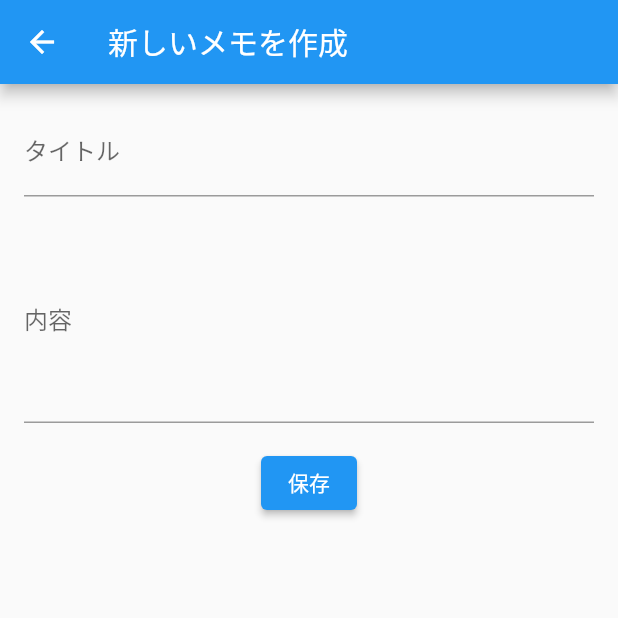
After one commit to kame22max/memo, a Flutter app: the MemoCreateScreen screen opened directly, on a phone screen of 412 x 824 dp, the top half of it. The commit adds this screen. Run offline on Flutter 3.47's test engine with Material 2 defaults, Android fonts, the phone set to English and light mode, and no system bars; our stand-ins replace shared_preferences; accounts and stored records are empty; statements that could not run were skipped.

Commit message:
リストの作成

```diff
--- /dev/null
+++ b/lib/add_memo_page.dart
@@ -0,0 +1,77 @@
+import 'package:flutter/material.dart';
+import 'package:provider/provider.dart';
+
+class Memo {
+  String title;
+  String content;
+
+  Memo({required this.title, required this.content});
+}
+
+class MemoListProvider extends ChangeNotifier {
+  List<Memo> memos = [];
+
+  void addMemo(Memo memo) {
+    memos.add(memo);
+    notifyListeners();
+  }
+}
+
+class MemoCreateScreen extends StatelessWidget {
+  final TextEditingController titleController = TextEditingController();
+  final TextEditingController contentController = TextEditingController();
+
+  @override
+  Widget build(BuildContext context) {
+    return Scaffold(
+      appBar: AppBar(
+        title: Text('新しいメモを作成'),
+      ),
+      body: Padding(
+        padding: const EdgeInsets.all(16.0),
+        child: Column(
+          children: [
+            TextFormField(
+              controller: titleController,
+              decoration: InputDecoration(labelText: 'タイトル'),
+            ),
+            SizedBox(height: 16),
+            TextFormField(
+              controller: contentController,
+              maxLines: 5,
+              decoration: InputDecoration(labelText: '内容'),
+            ),
+            SizedBox(height: 16),
+            ElevatedButton(
+              onPressed: () {
+                final String title = titleController.text;
+                final String content = contentController.text;
+                final memo = Memo(title: title, content: content);
+
+                // Providerを使用して新しいメモを追加
+                final memoListProvider = Provider.of<MemoListProvider>(context, listen: false);
+                memoListProvider.addMemo(memo);
+
+                Navigator.pop(context);
+              },
+              child: Text('保存'),
+            ),
+          ],
+        ),
+      ),
+    );
+  }
+}
+
+// void main() {
+//   runApp(
+//     MultiProvider(
+//       providers: [
+//         ChangeNotifierProvider(create: (context) => MemoListProvider()),
+//       ],
+//       child: MaterialApp(
+//         home: MemoCreateScreen(),
+//       ),
+//     ),
+//   );
+// }
--- a/pubspec.yaml
+++ b/pubspec.yaml
@@ -16,6 +16,7 @@ dependencies:
   cupertino_icons: ^1.0.2
   provider: ^6.0.5
   shared_preferences: ^2.2.2
+  riverpod: ^2.4.5
 
 dev_dependencies:
   flutter_test:
```
Also changed, not shown: lib/main.dart (+7 -6 lines), lib/memo_edit_page.dart (+20 -40 lines), lib/memo_list_page.dart (+37 -86 lines), pubspec.lock.
